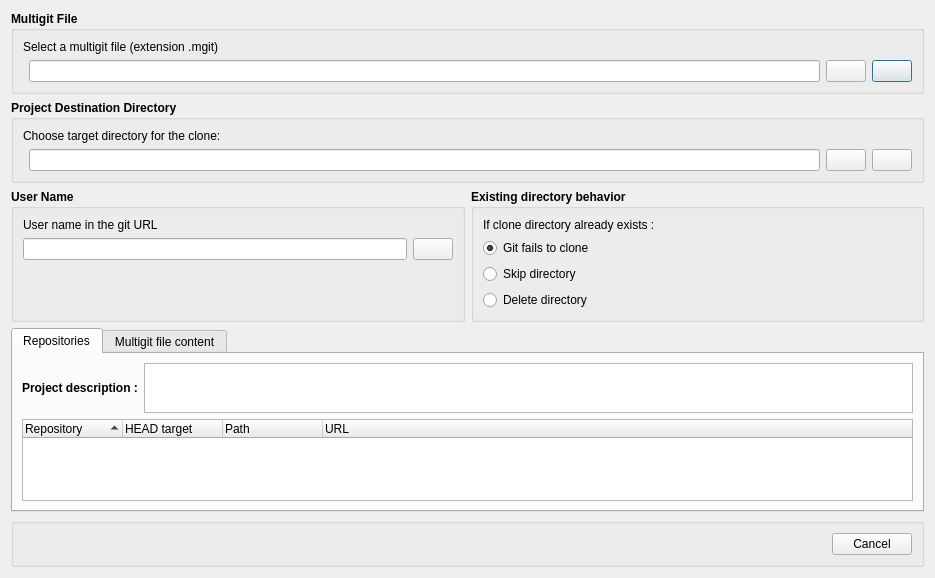
Above: src/gui/ui_clone_from_mgit.ui from idemia/multigit before the change. Below: the same form after it.
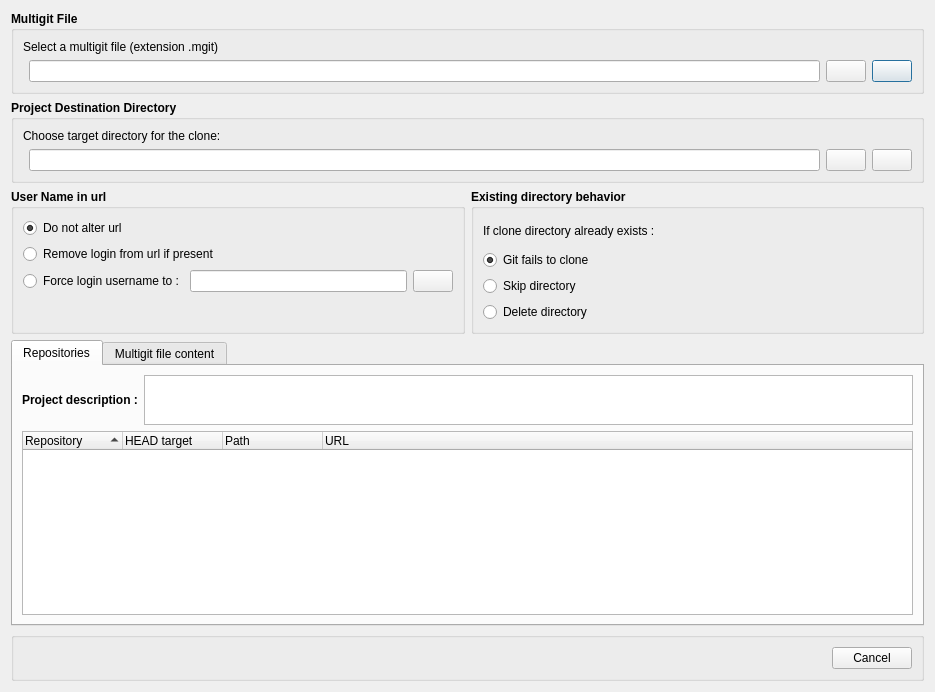
That is the form after the change. Icons and pictures are not drawn. Custom widgets are drawn as their Qt base class.

Commit message: Better handling of git url

Diff of the .ui file:
```diff
--- a/src/gui/ui_clone_from_mgit.ui
+++ b/src/gui/ui_clone_from_mgit.ui
@@ -7,7 +7,7 @@
     <x>0</x>
     <y>0</y>
     <width>935</width>
-    <height>578</height>
+    <height>692</height>
    </rect>
   </property>
   <property name="windowTitle">
@@ -227,11 +227,11 @@
       </font>
      </property>
      <property name="title">
-      <string>User Name</string>
+      <string>User Name in url</string>
      </property>
      <layout class="QVBoxLayout" name="verticalLayout">
       <item>
-       <widget class="QLabel" name="label_3">
+       <widget class="QRadioButton" name="radioDoNotAlterUrl">
         <property name="font">
          <font>
           <weight>50</weight>
@@ -239,17 +239,46 @@
          </font>
         </property>
         <property name="text">
-         <string>User name in the git URL</string>
+         <string>Do not alter url</string>
+        </property>
+        <property name="checked">
+         <bool>true</bool>
+        </property>
+       </widget>
+      </item>
+      <item>
+       <widget class="QRadioButton" name="radioStripUsername">
+        <property name="font">
+         <font>
+          <weight>50</weight>
+          <bold>false</bold>
+         </font>
+        </property>
+        <property name="text">
+         <string>Remove login from url if present</string>
         </property>
        </widget>
       </item>
       <item>
        <layout class="QHBoxLayout" name="horizontalLayout_2">
+        <item>
+         <widget class="QRadioButton" name="radioForceUsername">
+          <property name="font">
+           <font>
+            <weight>50</weight>
+            <bold>false</bold>
+           </font>
+          </property>
+          <property name="text">
+           <string>Force login username to :</string>
+          </property>
+         </widget>
+        </item>
         <item>
          <widget class="QLineEdit" name="lineEditUsername">
           <property name="sizePolicy">
            <sizepolicy hsizetype="Preferred" vsizetype="Fixed">
-            <horstretch>0</horstretch>
+            <horstretch>10</horstretch>
             <verstretch>0</verstretch>
            </sizepolicy>
           </property>
@@ -421,8 +450,8 @@
             <string>&lt;!DOCTYPE HTML PUBLIC &quot;-//W3C//DTD HTML 4.0//EN&quot; &quot;http://www.w3.org/TR/REC-html40/strict.dtd&quot;&gt;
 &lt;html&gt;&lt;head&gt;&lt;meta name=&quot;qrichtext&quot; content=&quot;1&quot; /&gt;&lt;style type=&quot;text/css&quot;&gt;
 p, li { white-space: pre-wrap; }
-&lt;/style&gt;&lt;/head&gt;&lt;body style=&quot; font-family:'MS Shell Dlg 2'; font-size:8.25pt; font-weight:400; font-style:normal;&quot;&gt;
-&lt;p style=&quot;-qt-paragraph-type:empty; margin-top:12px; margin-bottom:12px; margin-left:0px; margin-right:0px; -qt-block-indent:0; text-indent:0px;&quot;&gt;&lt;br /&gt;&lt;/p&gt;&lt;/body&gt;&lt;/html&gt;</string>
+&lt;/style&gt;&lt;/head&gt;&lt;body style=&quot; font-family:'Noto Sans'; font-size:11pt; font-weight:400; font-style:normal;&quot;&gt;
+&lt;p style=&quot;-qt-paragraph-type:empty; margin-top:12px; margin-bottom:12px; margin-left:0px; margin-right:0px; -qt-block-indent:0; text-indent:0px; font-family:'MS Shell Dlg 2'; font-size:8.25pt;&quot;&gt;&lt;br /&gt;&lt;/p&gt;&lt;/body&gt;&lt;/html&gt;</string>
            </property>
           </widget>
          </item>
```
Left out of the diff: 40 changed lines with no effect on the pictures. The commit also changes 2 other files.
